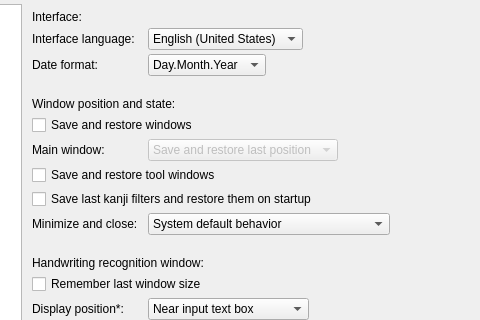
z1dev/zkanji, file settingsform.ui: the form before one commit; both pictures show x 152 to 632 and y 0 to 320 of the 632 by 442 pixel window.
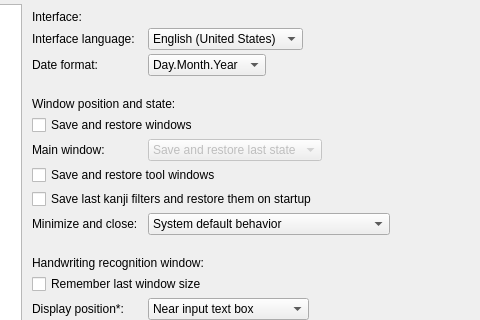
The form after the commit. The open tabs and pages were chosen to show the change. Icons and pictures are not drawn. Custom widgets are drawn as their Qt base class.

Commit message: * Fixed: not restoring maximized state of windows under Linux when starting the program minimized.

The edit to the form file:
```diff
--- a/settingsform.ui
+++ b/settingsform.ui
@@ -370,7 +370,7 @@
                 </property>
                 <item>
                  <property name="text">
-                  <string>Save and restore last position</string>
+                  <string>Save and restore last state</string>
                  </property>
                 </item>
                 <item>
```
Left out of the diff: 8 changed lines with no effect on the pictures. The commit also changes 3 other files.
